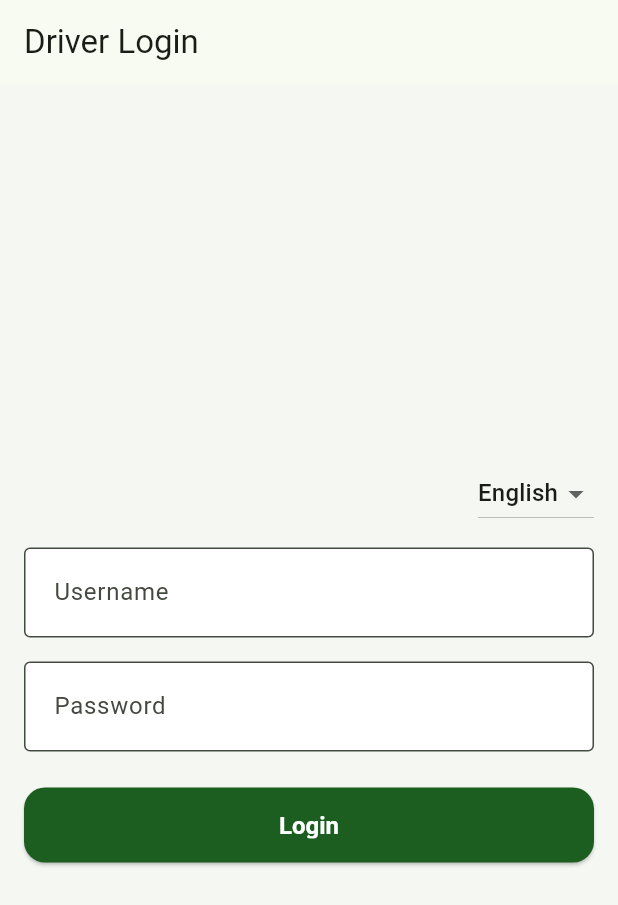
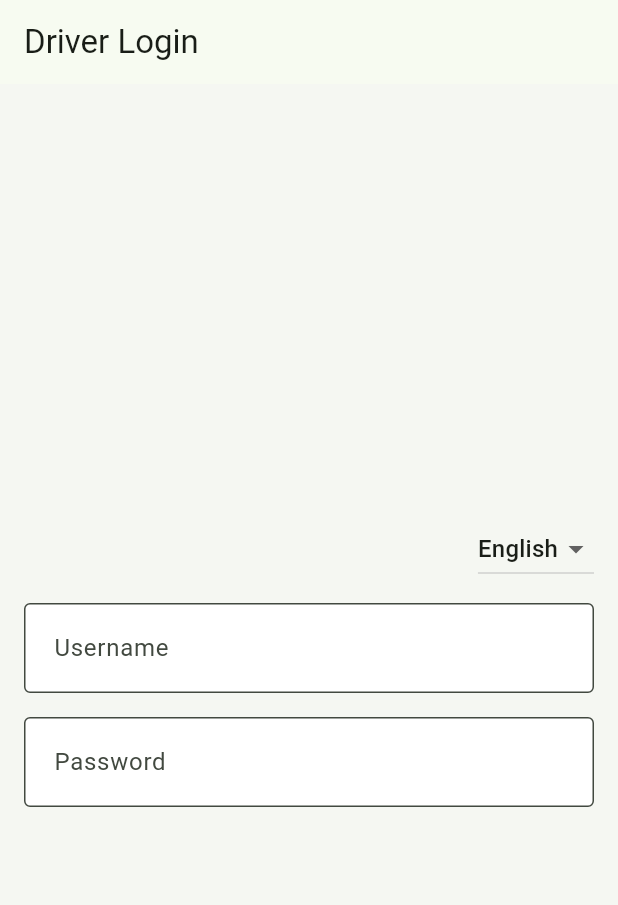
Before and after one commit to shabtheswar20241003-jpg/yala_driver_app_1, a Flutter app: the screen it shows after launch, on a phone screen of 412 x 824 dp. Shown: the top 905 px of the screen. Run offline on Flutter 3.47's test engine with Material 3 defaults, Android fonts, the phone set to English and light mode, and no system bars; our stand-ins replace firebase_core, firebase_database, flutter_map, geolocator, image_picker, latlong2 and 1 more; accounts and stored records are empty.

Commit message:
logintheme

```diff
--- a/lib/features/auth/screens/login_screen.dart
+++ b/lib/features/auth/screens/login_screen.dart
@@ -118,17 +118,6 @@ class _LoginScreenState extends State<LoginScreen> {
                 border: const OutlineInputBorder(),
               ),
             ),
-            const SizedBox(height: 24),
-            SizedBox(
-              width: double.infinity,
-              height: 50,
-              child: ElevatedButton(
-                onPressed: _loading ? null : _login,
-                child: _loading
-                    ? const CircularProgressIndicator(color: Colors.white)
-                    : Text(AppTranslations.t('login')),
-              ),
-            ),
           ],
         ),
       ),
```
